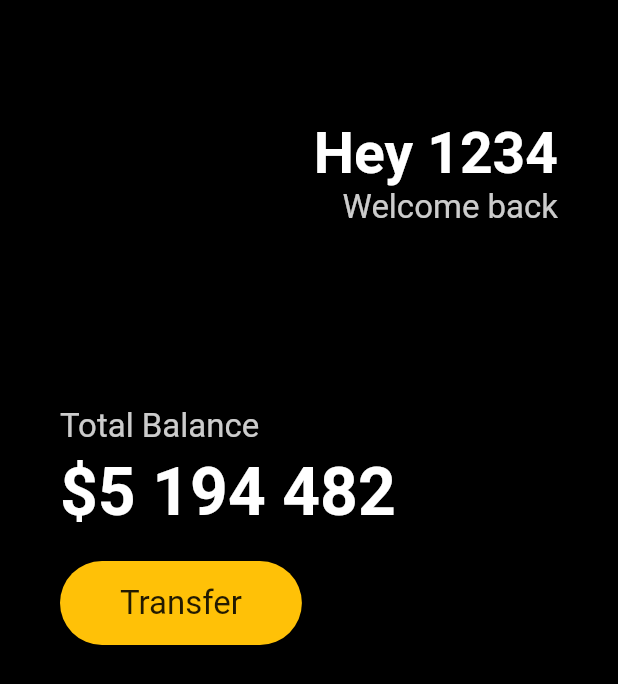
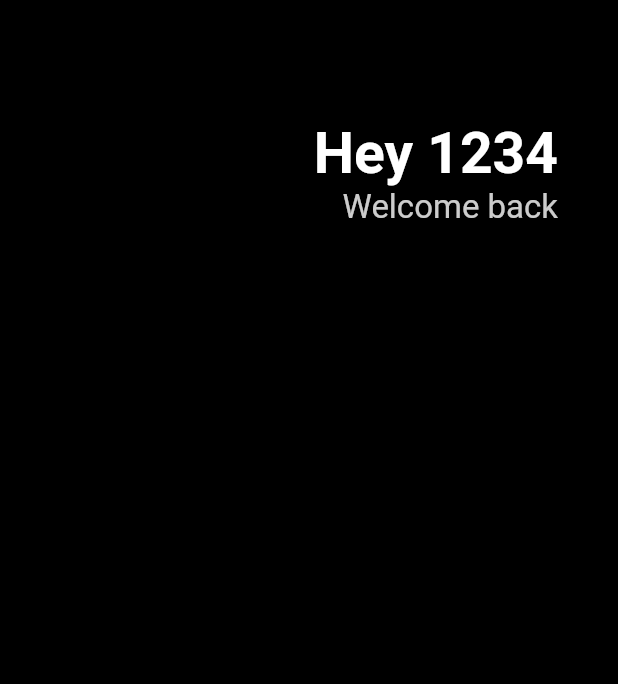
Before and after one commit to KorAidenChoi/Flutter_Project_-1, a Flutter app: the screen it shows after launch, on a phone screen of 412 x 824 dp. Shown: the top 684 px of the screen. Run offline on Flutter 3.47's test engine with Material 2 defaults, Android fonts, the phone set to English and light mode, and no system bars.

Commit message:
quick fix guideline code actions

```diff
--- a/lib/main.dart
+++ b/lib/main.dart
@@ -5,6 +5,8 @@ void main() {
 }
 
 class App extends StatelessWidget {
+  const App({super.key});
+
   @override
   Widget build(BuildContext context) {
     return MaterialApp(
@@ -13,7 +15,6 @@ class App extends StatelessWidget {
       body: Padding(
           padding: const EdgeInsets.symmetric(horizontal: 40),
           child: Column(
-            crossAxisAlignment: CrossAxisAlignment.start,
             children: [
               const SizedBox(
                 height: 80,
@@ -37,94 +38,13 @@ class App extends StatelessWidget {
                           color: Colors.white.withOpacity(0.8),
                           fontSize: 22,
                         ),
-                      ),
+                      )
                     ],
                   )
                 ],
-              ),
-              const SizedBox(
-                height: 120,
-              ),
-              Text(
-                "Total Balance",
-                style: TextStyle(
-                  color: Colors.white.withOpacity(0.8),
-                  fontSize: 22,
-                ),
-              ),
-              const SizedBox(
-                height: 5,
-              ),
-              const Text(
-                "\$5 194 482",
-                style: TextStyle(
-                  color: Colors.white,
-                  fontSize: 44,
-                  fontWeight: FontWeight.w600,
-                ),
-              ),
-              const SizedBox(
-                height: 20,
-              ),
-              Row(
-                children: [
-                  Container(
-                    decoration: BoxDecoration(
-                        color: Colors.amber,
-                        borderRadius: BorderRadius.circular(45)),
-                    child: const Padding(
-                      padding:
-                          EdgeInsets.symmetric(vertical: 15, horizontal: 40),
-                      child: Text(
-                        "Transfer",
-                        style: TextStyle(
-                          fontSize: 22,
-                        ),
-                      ),
-                    ),
-                  ),
-                ],
-              ),
+              )
             ],
           )),
     ));
   }
 }
-  // @override
-  // Widget build(BuildContext context) {
-  //   return MaterialApp(
-  //       home: Scaffold(
-  //     appBar: AppBar(
-  //       title: const Text(
-  //         "Shop",
-  //         style: TextStyle(fontSize: 40),
-  //       ),
-  //       backgroundColor: Colors.black,
-  //       centerTitle: true,
-  //     ),
-  //     body: Padding(
-  //       padding: const EdgeInsets.symmetric(horizontal: 40, vertical: 80),
-  //       child: Column(
-  //         children: [
-  //           Row(
-  //             children: [
-  //               Column(
-  //                 children: [
-  //                   Container(
-  //                     padding: const EdgeInsets.all(20),
-  //                     decoration: BoxDecoration(
-  //                         border: Border.all(
-  //                             color: const Color.fromARGB(255, 51, 112, 255))),
-  //                     child: const Text(
-  //                       'Mangoes',
-  //                       style: TextStyle(fontSize: 25),
-  //                     ),
-  //                   )
-  //                 ],
-  //               ),
-  //             ],
-  //           ),
-  //         ],
-  //       ),
-  //     ),
-  //   ));
```
